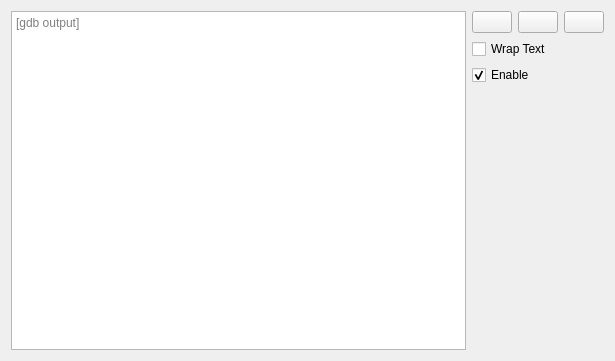
Above: src/SeerLogWidget.ui from epasveer/seer before the change. Below: the same form after it.
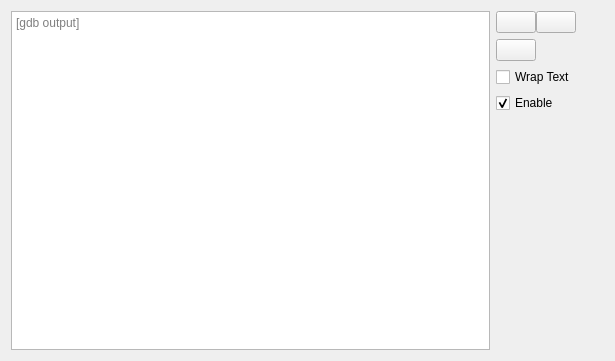
That is the form after the change. Icons and pictures are not drawn.

Commit message: Tweak the log widget's buttons.

Diff of the .ui file:
```diff
--- a/src/SeerLogWidget.ui
+++ b/src/SeerLogWidget.ui
@@ -13,8 +13,10 @@
   <property name="windowTitle">
    <string>Seer Log</string>
   </property>
-  <layout class="QGridLayout" name="gridLayout">
-   <item row="0" column="0">
+  <layout class="QVBoxLayout" name="verticalLayout_2">
+   <item>
+    <layout class="QHBoxLayout" name="horizontalLayout_3">
+     <item>
     <widget class="QTextEdit" name="textEdit">
      <property name="sizePolicy">
       <sizepolicy hsizetype="Expanding" vsizetype="Expanding">
@@ -33,27 +35,13 @@
      </property>
     </widget>
    </item>
-   <item row="0" column="1">
+     <item>
     <layout class="QVBoxLayout" name="verticalLayout">
      <item>
       <layout class="QHBoxLayout" name="horizontalLayout">
-       <item>
-        <widget class="QPushButton" name="clearButton">
-         <property name="toolTip">
-          <string>Clear the log output.</string>
+         <property name="spacing">
+          <number>0</number>
          </property>
-         <property name="statusTip">
-          <string/>
-         </property>
-         <property name="text">
-          <string/>
-         </property>
-         <property name="icon">
-          <iconset resource="resource.qrc">
-           <normaloff>:/seer/resources/RelaxLightIcons/edit-clear.svg</normaloff>:/seer/resources/RelaxLightIcons/edit-clear.svg</iconset>
-         </property>
-        </widget>
-       </item>
        <item>
         <widget class="QPushButton" name="printButton">
          <property name="toolTip">
@@ -88,6 +76,56 @@
          </property>
         </widget>
        </item>
+         <item>
+          <spacer name="horizontalSpacer">
+           <property name="orientation">
+            <enum>Qt::Horizontal</enum>
+           </property>
+           <property name="sizeHint" stdset="0">
+            <size>
+             <width>28</width>
+             <height>20</height>
+            </size>
+           </property>
+          </spacer>
+         </item>
+        </layout>
+       </item>
+       <item>
+        <layout class="QHBoxLayout" name="horizontalLayout_2">
+         <property name="spacing">
+          <number>0</number>
+         </property>
+         <item>
+          <widget class="QPushButton" name="clearButton">
+           <property name="toolTip">
+            <string>Clear the log output.</string>
+           </property>
+           <property name="statusTip">
+            <string/>
+           </property>
+           <property name="text">
+            <string/>
+           </property>
+           <property name="icon">
+            <iconset resource="resource.qrc">
+             <normaloff>:/seer/resources/RelaxLightIcons/edit-clear.svg</normaloff>:/seer/resources/RelaxLightIcons/edit-clear.svg</iconset>
+           </property>
+          </widget>
+         </item>
+         <item>
+          <spacer name="horizontalSpacer_2">
+           <property name="orientation">
+            <enum>Qt::Horizontal</enum>
+           </property>
+           <property name="sizeHint" stdset="0">
+            <size>
+             <width>40</width>
+             <height>20</height>
+            </size>
+           </property>
+          </spacer>
+         </item>
       </layout>
      </item>
      <item>
@@ -124,10 +162,12 @@
        <property name="sizeHint" stdset="0">
         <size>
          <width>28</width>
-         <height>168</height>
+           <height>28</height>
         </size>
        </property>
       </spacer>
+       </item>
+      </layout>
      </item>
     </layout>
    </item>
```
Lines whose indentation alone changed are shown as unchanged. The commit also changes 2 other files.
